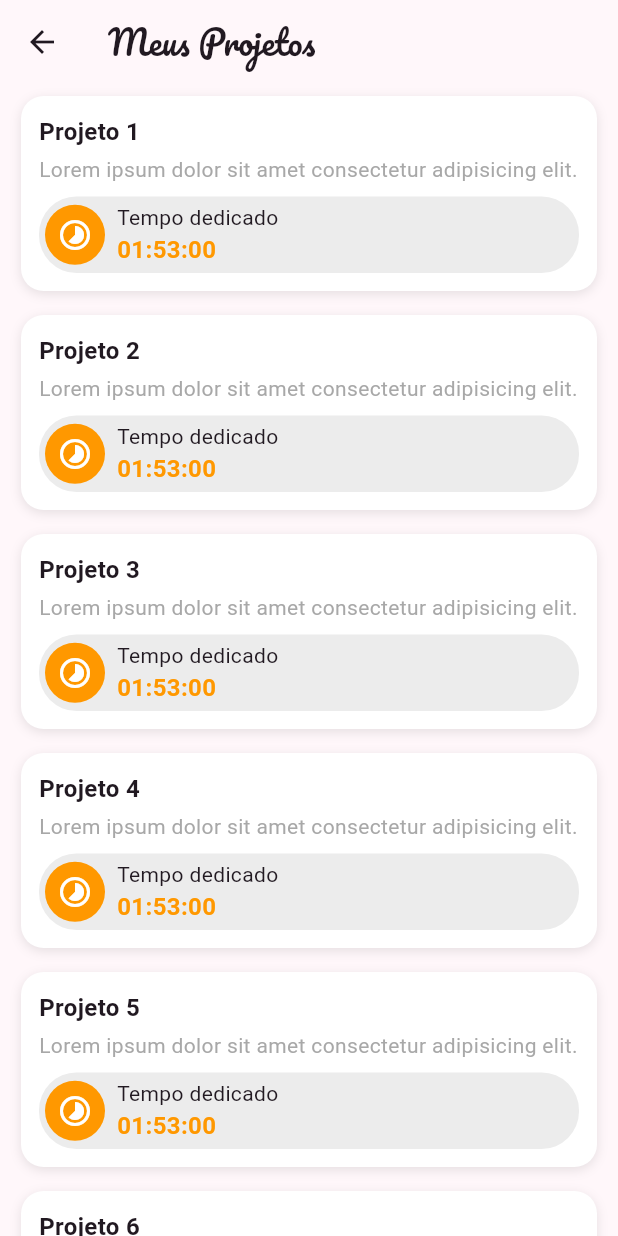
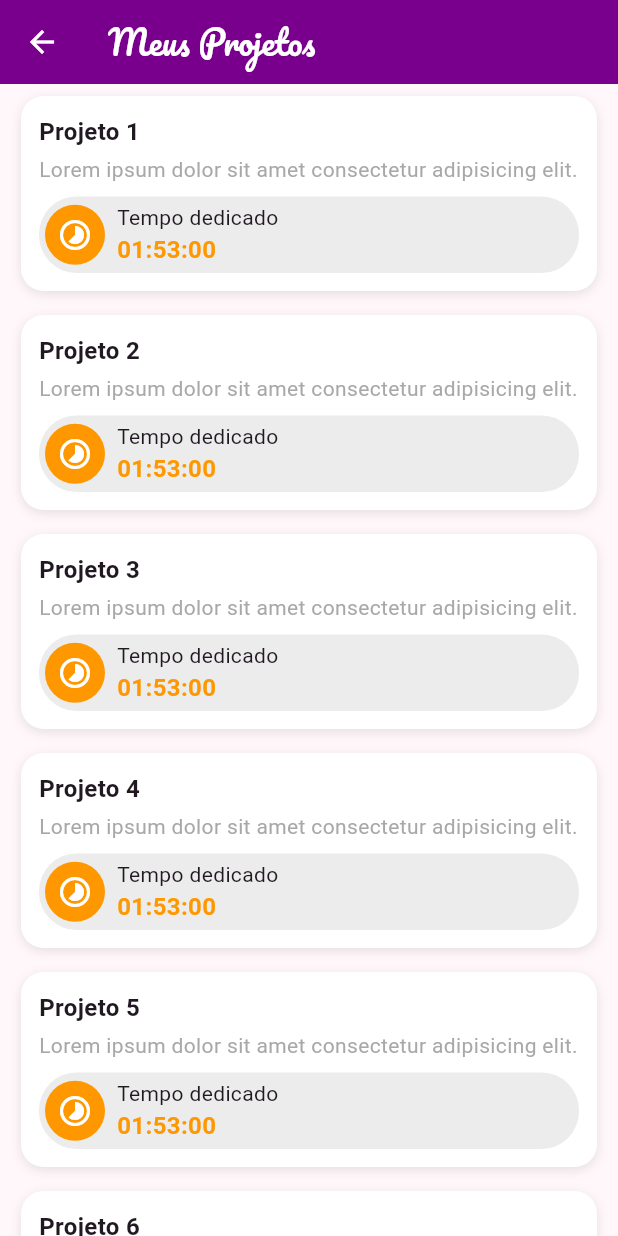
Before and after one commit to saycass/crochetime, a Flutter app: the screen it shows after launch, after a tap on "Seus projetos", on a phone screen of 412 x 824 dp. Run offline on Flutter 3.47's test engine with Material 3 defaults, Android fonts, the phone set to English and light mode, and no system bars; our stand-ins replace animate_do, go_router, google_fonts; network calls fail.

Commit message:
Refactor app home screen layout using the app theme

```diff
--- a/lib/main.dart
+++ b/lib/main.dart
@@ -22,12 +22,7 @@ class CrochetTimeApp extends StatelessWidget {
 
   @override
   Widget build(BuildContext context) {
-    final textTheme = createTextTheme(
-      context,
-      bodyFontString: 'Roboto',
-      displayFontString: 'Pacifico',
-    );
-    final theme = MaterialTheme(textTheme);
+    final theme = MaterialTheme(context.textTheme);
     return MaterialApp.router(
       debugShowCheckedModeBanner: false,
       theme: theme.light(),
--- a/lib/ui/core/themes/theme.dart
+++ b/lib/ui/core/themes/theme.dart
@@ -122,21 +122,23 @@ class MaterialTheme {
         ),
         scaffoldBackgroundColor: colorScheme.surface,
         canvasColor: colorScheme.surface,
+        appBarTheme: AppBarTheme(
+          backgroundColor: colorScheme.primary,
+          foregroundColor: colorScheme.onPrimary,
+        ),
+        iconTheme: IconThemeData(color: colorScheme.primary),
       );
 }
 
-TextTheme createTextTheme(
-  BuildContext context, {
-  required String bodyFontString,
-  required String displayFontString,
-}) {
-  final baseTextTheme = Theme.of(context).textTheme;
+extension TextThemeExtensions on BuildContext {
+  TextTheme get textTheme {
+    final baseTextTheme = Theme.of(this).textTheme;
     final bodyTextTheme = GoogleFonts.getTextTheme(
-    bodyFontString,
+      'Roboto',
       baseTextTheme,
     );
     final displayTextTheme = GoogleFonts.getTextTheme(
-    displayFontString,
+      'Pacifico',
       baseTextTheme,
     );
     return displayTextTheme.copyWith(
@@ -148,3 +150,4 @@ TextTheme createTextTheme(
       labelSmall: bodyTextTheme.labelSmall,
     );
   }
+}
--- a/lib/ui/extensions/extensions.dart
+++ b/lib/ui/extensions/extensions.dart
@@ -7,3 +7,11 @@ extension ContextExtension on BuildContext {
   double widthFraction({double sizeFraction = 1}) =>
       MediaQuery.sizeOf(this).width * sizeFraction;
 }
+
+extension BuildContextExtension on BuildContext {
+  ThemeData get theme => Theme.of(this);
+
+  TextTheme get textTheme => theme.textTheme;
+
+  ColorScheme get colorScheme => theme.colorScheme;
+}
--- a/lib/ui/home/home_screen.dart
+++ b/lib/ui/home/home_screen.dart
@@ -1,3 +1,4 @@
+import 'package:crochetime/ui/extensions/extensions.dart';
 import 'package:flutter/material.dart';
 import 'package:go_router/go_router.dart';
 
@@ -15,181 +16,153 @@ class HomeScreen extends StatelessWidget {
   @override
   Widget build(BuildContext context) {
     return Scaffold(
-      body: CustomScrollView(
-        slivers: [
-          SliverAppBar(
-            pinned: true,
-            expandedHeight: 200.0,
-            title: const Text('Crochet Timer', style: TextStyle(fontSize: 24)),
-            flexibleSpace: FlexibleSpaceBar(
-              background: Container(
-                padding: const EdgeInsets.all(8.0),
-                decoration: BoxDecoration(
-                  color: Theme.of(context).colorScheme.primaryContainer,
-                ),
-                child: const Column(
-                  mainAxisAlignment: MainAxisAlignment.end,
+      body: SingleChildScrollView(
+        padding: const EdgeInsets.all(16),
+        child: SafeArea(
+          child: Column(
+            crossAxisAlignment: CrossAxisAlignment.start,
             children: [
               Text(
-                      'Hoje você dedicou ao crochê:',
-                      style: TextStyle(
-                        fontSize: 20,
-                        fontWeight: FontWeight.bold,
+                'Olá, SayCass!',
+                style: context.textTheme.displayMedium,
               ),
-                      textAlign: TextAlign.center,
+              const SizedBox(height: 28),
+              const Note(
+                icon: Icons.timer_rounded,
+                text: 'Seu tempo dedicado ao crochê hoje foi de 2h e 30min.',
               ),
-                    SizedBox(height: 8),
-                    Text(
-                      '2h 30min',
-                      style: TextStyle(
-                        fontSize: 32,
-                        fontWeight: FontWeight.bold,
+              const SizedBox(height: 24),
+              TitledHorizontalList(
+                title: 'Seus projetos',
+                onTap: () => context.go(Routes.workspace),
+                items: const [1, 2, 3, 4, 5],
               ),
-                      textAlign: TextAlign.center,
+              const SizedBox(height: 40),
+              TitledHorizontalList(
+                title: 'Explore novos projetos',
+                onTap: () => context.go(Routes.explore),
+                items: const [1, 2, 3, 4, 5],
+              ),
+              const SizedBox(height: 40),
+              const Note(
+                icon: Icons.info_rounded,
+                text: 'Novidades estão chegando! Continue acompanhando!',
               ),
             ],
           ),
         ),
       ),
+    );
+  }
+}
+
+class TitledHorizontalList extends StatelessWidget {
+  final List items;
+  final String title;
+  final VoidCallback onTap;
+
+  const TitledHorizontalList({
+    super.key,
+    required this.title,
+    required this.onTap,
+    required this.items,
+  });
+
+  @override
+  Widget build(BuildContext context) {
+    return Container(
+      decoration: BoxDecoration(
+        color: context.colorScheme.surfaceContainer,
+        borderRadius: BorderRadius.circular(20),
       ),
-          SliverToBoxAdapter(
+      child: Padding(
+        padding: const EdgeInsets.all(16.0),
         child: Column(
-              crossAxisAlignment: CrossAxisAlignment.stretch,
           children: [
-                const SizedBox(height: 16),
             InkWell(
-                  onTap: () => context.go(Routes.workspace),
-                  child: const Padding(
-                    padding: EdgeInsets.symmetric(horizontal: 16, vertical: 8),
+              onTap: onTap,
               child: Row(
                 mainAxisAlignment: MainAxisAlignment.spaceBetween,
                 children: [
                   Text(
-                          'Seus projetos',
-                          style: TextStyle(
-                            fontSize: 20,
-                            fontWeight: FontWeight.bold,
+                    title,
+                    style: context.textTheme.headlineMedium!.copyWith(
+                      color: context.colorScheme.primary,
                     ),
                   ),
-                        Icon(Icons.arrow_forward_ios_rounded),
+                  const Icon(Icons.arrow_forward_ios_rounded),
                 ],
               ),
             ),
-                ),
-                const SizedBox(height: 8),
+            const SizedBox(height: 24),
             SizedBox(
               height: 200,
               child: ListView.builder(
                 scrollDirection: Axis.horizontal,
-                    itemCount: 10,
+                itemCount: items.length,
                 itemBuilder: (context, index) {
                   return Container(
                     width: 120,
                     margin: const EdgeInsets.symmetric(horizontal: 8.0),
                     decoration: BoxDecoration(
                       borderRadius: BorderRadius.circular(12),
-                          // Rounded corners
                       boxShadow: [
                         BoxShadow(
                           color: Colors.black.withOpacity(0.2),
                           blurRadius: 6,
-                              offset: const Offset(
-                                0,
-                                2,
-                              ), // changes position of shadow
+                          offset: const Offset(0, 2),
                         ),
                       ],
                     ),
                     clipBehavior: Clip.antiAlias,
                     child: Image.network(
                       'https://s2.glbimg.com/IB4h-3P4DgWeDcJCiOMRkYhPCc0=/512x320/smart/e.glbimg.com/og/ed/f/original/2012/12/11/croche_tendencia_paris_02.jpg',
-                          fit: BoxFit
-                              .cover, // Ensure the image covers the container
+                      fit: BoxFit.cover,
                     ),
                   );
                 },
               ),
             ),
-                const SizedBox(height: 40),
-                InkWell(
-                  onTap: () => context.go(Routes.explore),
-                  child: const Padding(
-                    padding: EdgeInsets.symmetric(horizontal: 16, vertical: 8),
-                    child: Row(
-                      mainAxisAlignment: MainAxisAlignment.spaceBetween,
-                      children: [
-                        Text(
-                          'Explore novos projetos',
-                          style: TextStyle(
-                            fontSize: 20,
-                            fontWeight: FontWeight.bold,
-                          ),
-                        ),
-                        Icon(Icons.arrow_forward_ios_rounded),
           ],
         ),
       ),
+    );
+  }
+}
+
+class Note extends StatelessWidget {
+  final IconData icon;
+  final String text;
+
+  const Note({
+    super.key,
+    required this.icon,
+    required this.text,
+  });
+
+  @override
+  Widget build(BuildContext context) {
+    return Container(
+      width: double.infinity,
+      padding: const EdgeInsets.all(16),
+      decoration: BoxDecoration(
+        color: context.colorScheme.tertiaryContainer,
+        borderRadius: BorderRadius.circular(20),
       ),
-                const SizedBox(height: 8),
-                SizedBox(
-                  height: 200,
-                  child: ListView.builder(
-                    scrollDirection: Axis.horizontal,
-                    itemCount: 10,
-                    itemBuilder: (context, index) {
-                      return Container(
-                        width: 120,
-                        margin: const EdgeInsets.symmetric(horizontal: 8.0),
-                        decoration: BoxDecoration(
-                          borderRadius: BorderRadius.circular(12),
-                          // Rounded corners
-                          boxShadow: [
-                            BoxShadow(
-                              color: Colors.black.withOpacity(0.2),
-                              blurRadius: 6,
-                              offset: const Offset(
-                                0,
-                                2,
-                              ), // changes position of shadow
+      child: Row(
+        children: [
+          Icon(
+            icon,
+            color: context.colorScheme.onTertiaryContainer,
           ),
-                          ],
-                        ),
-                        clipBehavior: Clip.antiAlias,
-                        child: Image.network(
-                          'https://www.artesanatopassoapassoja.com.br/wp-content/uploads/2021/03/69281831_169166130924949_4229982412734271812_n.jpg',
-                          fit: BoxFit
-                              .cover, // Ensure the image covers the container
-                        ),
-                      );
-                    },
+          const SizedBox(width: 8),
+          Flexible(
+            child: Text(
+              text,
+              style: context.textTheme.labelLarge!.copyWith(
+                color: context.colorScheme.onTertiaryContainer,
               ),
             ),
-                const SizedBox(
-                  height: 200,
-                  child: Center(
-                    child: Text('Mais novidades a caminho...'),
-                  ),
-                ),
-              ],
-            ),
-          ),
-        ],
-      ),
-      bottomNavigationBar: BottomNavigationBar(
-        items: const [
-          BottomNavigationBarItem(
-            icon: Icon(Icons.home),
-            label: 'Home',
-          ),
-          BottomNavigationBarItem(
-            icon: Icon(Icons.checklist_rtl_rounded),
-            label: 'To-Do',
-          ),
-          BottomNavigationBarItem(
-            icon: Icon(
-              Icons.bookmark_border_rounded,
-            ),
-            label: 'Salvos',
           ),
         ],
       ),
```
Lines whose indentation alone changed are shown as unchanged.
